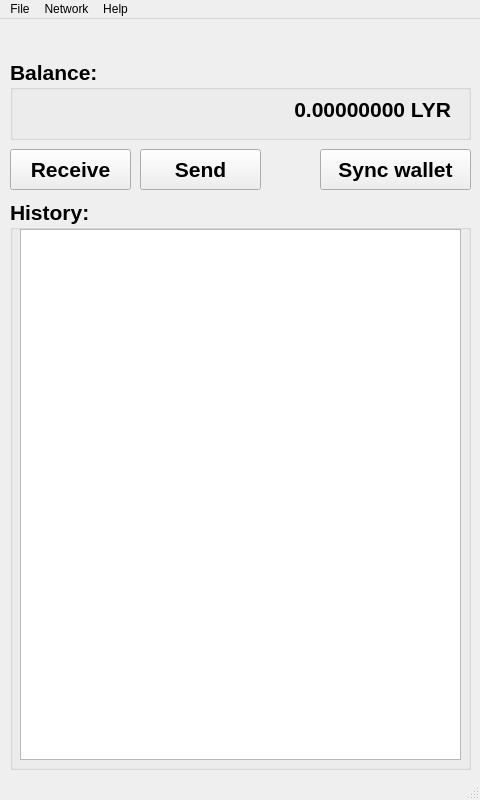
Old version of the form mainwindow.ui in the repository MorgothCreator/lyra-gui-wallet.
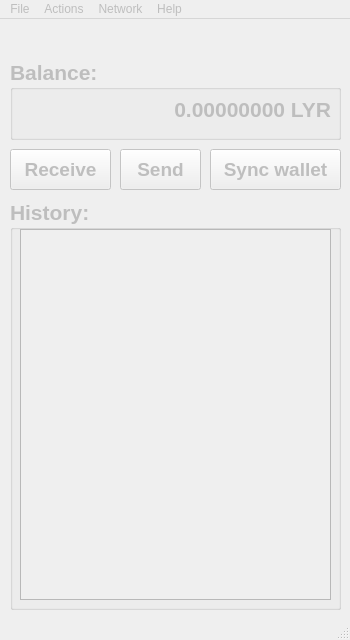
New version of the form.

```diff
--- a/mainwindow.ui
+++ b/mainwindow.ui
@@ -2,24 +2,27 @@
 <ui version="4.0">
  <class>MainWindow</class>
  <widget class="QMainWindow" name="MainWindow">
+  <property name="enabled">
+   <bool>false</bool>
+  </property>
   <property name="geometry">
    <rect>
     <x>0</x>
     <y>0</y>
-    <width>480</width>
-    <height>800</height>
+    <width>350</width>
+    <height>640</height>
    </rect>
   </property>
   <property name="minimumSize">
    <size>
-    <width>480</width>
-    <height>800</height>
+    <width>350</width>
+    <height>640</height>
    </size>
   </property>
   <property name="maximumSize">
    <size>
-    <width>480</width>
-    <height>800</height>
+    <width>350</width>
+    <height>640</height>
    </size>
   </property>
   <property name="windowTitle">
@@ -34,7 +37,7 @@
      <rect>
       <x>10</x>
       <y>40</y>
-      <width>461</width>
+      <width>331</width>
       <height>81</height>
      </rect>
     </property>
@@ -57,9 +60,9 @@
     <widget class="QLabel" name="balanceLabel">
      <property name="geometry">
       <rect>
-       <x>20</x>
+       <x>30</x>
        <y>30</y>
-       <width>421</width>
+       <width>291</width>
        <height>41</height>
       </rect>
      </property>
@@ -79,8 +82,8 @@
      <rect>
       <x>10</x>
       <y>180</y>
-      <width>461</width>
-      <height>571</height>
+      <width>331</width>
+      <height>411</height>
      </rect>
     </property>
     <property name="font">
@@ -101,8 +104,8 @@
       <rect>
        <x>10</x>
        <y>30</y>
-       <width>441</width>
-       <height>531</height>
+       <width>311</width>
+       <height>371</height>
       </rect>
      </property>
      <property name="locale">
@@ -118,13 +121,13 @@
      <rect>
       <x>10</x>
       <y>130</y>
-      <width>121</width>
+      <width>101</width>
       <height>41</height>
      </rect>
     </property>
     <property name="font">
      <font>
-      <pointsize>16</pointsize>
+      <pointsize>14</pointsize>
       <weight>75</weight>
       <bold>true</bold>
      </font>
@@ -139,15 +142,15 @@
    <widget class="QPushButton" name="sendPushButton">
     <property name="geometry">
      <rect>
-      <x>140</x>
+      <x>120</x>
       <y>130</y>
-      <width>121</width>
+      <width>81</width>
       <height>41</height>
      </rect>
     </property>
     <property name="font">
      <font>
-      <pointsize>16</pointsize>
+      <pointsize>14</pointsize>
       <weight>75</weight>
       <bold>true</bold>
      </font>
@@ -162,15 +165,15 @@
    <widget class="QPushButton" name="syncPushButton">
     <property name="geometry">
      <rect>
-      <x>320</x>
+      <x>210</x>
       <y>130</y>
-      <width>151</width>
+      <width>131</width>
       <height>41</height>
      </rect>
     </property>
     <property name="font">
      <font>
-      <pointsize>16</pointsize>
+      <pointsize>14</pointsize>
       <weight>75</weight>
       <bold>true</bold>
      </font>
@@ -185,15 +188,15 @@
    <widget class="QLabel" name="networkWarningLabel">
     <property name="geometry">
      <rect>
-      <x>20</x>
+      <x>10</x>
       <y>10</y>
-      <width>451</width>
+      <width>331</width>
       <height>21</height>
      </rect>
     </property>
     <property name="font">
      <font>
-      <pointsize>16</pointsize>
+      <pointsize>14</pointsize>
       <weight>75</weight>
       <bold>true</bold>
      </font>
@@ -208,7 +211,7 @@
     <rect>
      <x>0</x>
      <y>0</y>
-     <width>480</width>
+     <width>350</width>
      <height>21</height>
     </rect>
    </property>
@@ -240,7 +243,21 @@
     <addaction name="separator"/>
     <addaction name="actionAbout"/>
    </widget>
+   <widget class="QMenu" name="menuActions">
+    <property name="title">
+     <string>Actions</string>
+    </property>
+    <addaction name="actionReceive"/>
+    <addaction name="actionSend"/>
+    <addaction name="separator"/>
+    <addaction name="actionVote_For"/>
+    <addaction name="actionShow_voted_for"/>
+    <addaction name="separator"/>
+    <addaction name="actionRecover_from_priv_key"/>
+    <addaction name="actionShow_private_key"/>
+   </widget>
    <addaction name="menuFile"/>
+   <addaction name="menuActions"/>
    <addaction name="menuNetwork"/>
    <addaction name="menuHelp"/>
   </widget>
```
Left out of the diff: 27 changed lines with no effect on the pictures.
